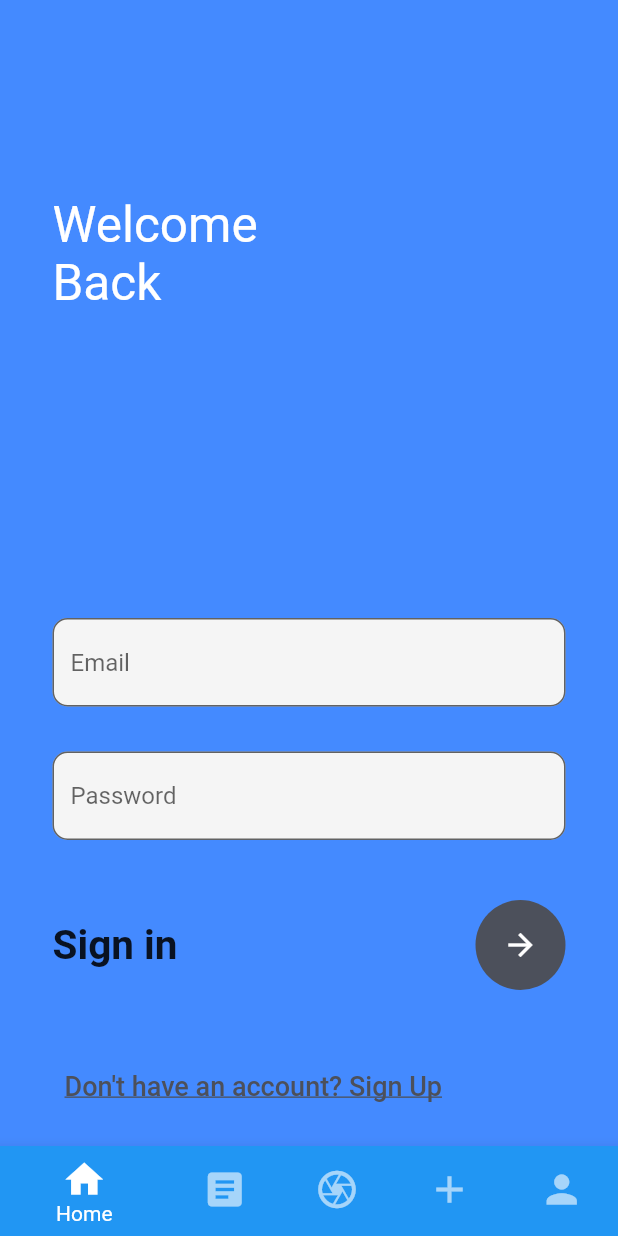
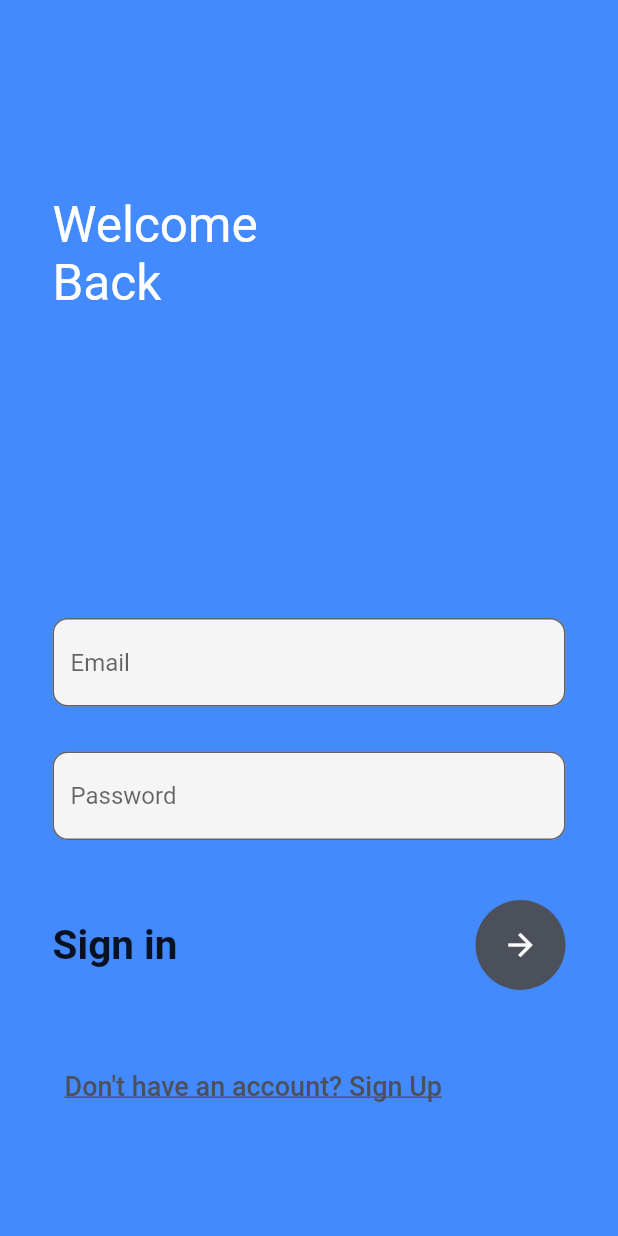
Before and after one commit to SmartShala/SmartShala_frontend-Flutter-, a Flutter app: the screen it shows after launch, on a phone screen of 412 x 824 dp. Run offline on Flutter 3.47's test engine with Material 2 defaults, Android fonts, the phone set to English and light mode, and no system bars; our stand-ins replace animated_splash_screen, image_picker.

Commit message:
make login page first page for authentication, that leads to app

```diff
--- a/smart_shala/lib/home.dart
+++ b/smart_shala/lib/home.dart
@@ -17,9 +17,10 @@ class _MainPageState extends State<MainPage> {
   int currentIndex = 0;
   final screens = [
     // testpage(),
-    const LoginView(),
+    // const LoginView(),
     const Dashboard(title: 'Dashboard'),
     const OcrPage(),
+    const Dashboard(title: 'Dashboard'),
     const TestDetails(),
     const LoginView(),
   ];
--- a/smart_shala/lib/login.dart
+++ b/smart_shala/lib/login.dart
@@ -10,12 +10,7 @@ class LoginView extends StatefulWidget {
 class _LoginViewState extends State<LoginView> {
   @override
   Widget build(BuildContext context) {
-    return Container(
-      decoration: const BoxDecoration(
-        image: DecorationImage(
-            image: AssetImage('images/logo.jpeg'), fit: BoxFit.cover),
-      ),
-      child: Scaffold(
+    return Scaffold(
       backgroundColor: Colors.blueAccent,
       body: Stack(
         children: [
@@ -80,7 +75,10 @@ class _LoginViewState extends State<LoginView> {
                               backgroundColor: const Color(0xff4c505b),
                               child: IconButton(
                                   color: Colors.white,
-                                    onPressed: () {},
+                                  onPressed: () {
+                                    Navigator.of(context)
+                                        .pushReplacementNamed('/home/');
+                                  },
                                   icon: const Icon(
                                     Icons.arrow_forward,
                                   )),
@@ -118,7 +116,6 @@ class _LoginViewState extends State<LoginView> {
           ),
         ],
       ),
-      ),
     );
   }
 }
--- a/smart_shala/lib/main.dart
+++ b/smart_shala/lib/main.dart
@@ -19,7 +19,7 @@ void main() {
       splash: Center(
         child: Image.asset('images/logo.jpeg'),
       ),
-      nextScreen: const MainPage(),
+      nextScreen: const LoginView(),
     ),
     routes: {
       '/login/': (context) => const LoginView(),
--- a/smart_shala/lib/register.dart
+++ b/smart_shala/lib/register.dart
@@ -141,7 +141,7 @@ class _RegisterViewState extends State<RegisterView> {
                           children: [
                             TextButton(
                               onPressed: () {
-                                Navigator.pushNamed(context, '/login/');
+                                Navigator.pop(context);
                               },
                               style: const ButtonStyle(),
                               child: const Text(
```
Lines whose indentation alone changed are shown as unchanged.
